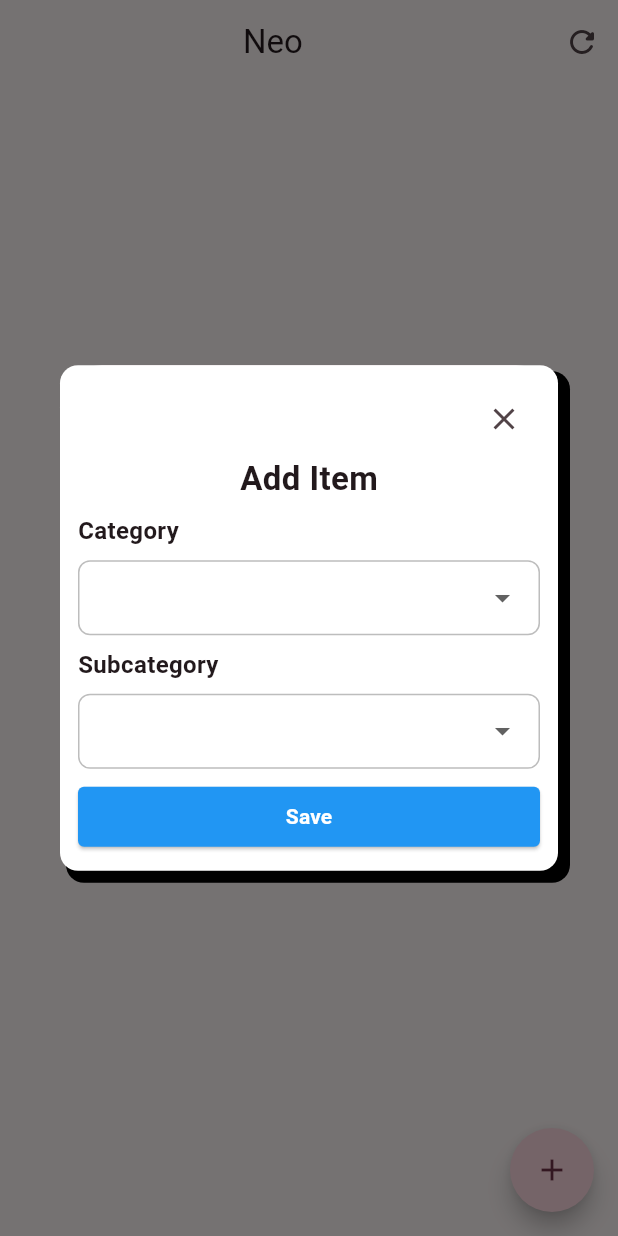
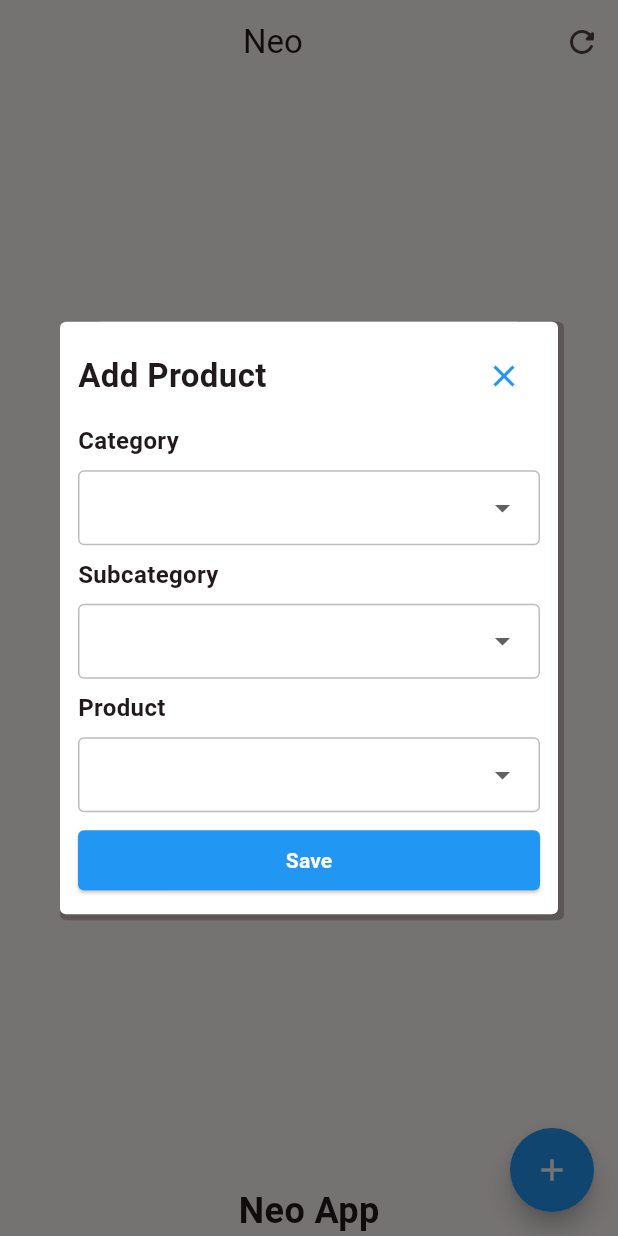
Before and after one commit to Vallejoanderson/neo-app, a Flutter app: the screen it shows after launch, after a tap on the "add" icon, on a phone screen of 412 x 824 dp. Run offline on Flutter 3.47's test engine with Material 3 defaults, Android fonts, the phone set to English and light mode, and no system bars.

Commit message:
feat: trigger fill products action

```diff
--- a/lib/features/dashboard/presentation/screens/dashboard_screen.dart
+++ b/lib/features/dashboard/presentation/screens/dashboard_screen.dart
@@ -2,9 +2,19 @@
 import 'package:flutter/material.dart';
 import 'package:neo/features/dashboard/shared/widgets/custom_button.dart';
 import 'package:neo/features/dashboard/shared/widgets/add_product.dart';
+import 'package:neo/features/dashboard/shared/widgets/product_list.dart';
+import 'package:neo/features/dashboard/domain/product.dart';
 
-class DashboardScreen extends StatelessWidget {
+class DashboardScreen extends StatefulWidget {
   const DashboardScreen({super.key});
+
+  @override
+  State<DashboardScreen> createState() => _DashboardScreenState();
+}
+
+class _DashboardScreenState extends State<DashboardScreen> {
+
+  final List<Product> _products = [];
 
   @override
   Widget build(BuildContext context) {
@@ -23,11 +33,12 @@ class DashboardScreen extends StatelessWidget {
           )
         ]
       ),
-      body: const Center(
+      body: Center(
         child: Column(
           mainAxisAlignment: MainAxisAlignment.center,
           children: [
-            Text(
+            Expanded(child: ProductList(products: _products)),
+            const Text(
               'Neo App',
               style: TextStyle(
                 fontSize: 24,
@@ -44,7 +55,11 @@ class DashboardScreen extends StatelessWidget {
             onPressed: () => showDialog(
               context: context,
               builder: (BuildContext context) {
-                return AddProduct();
+                return AddProduct( onSave: (Product product) {
+                  setState(() {
+                    _products.add(product);
+                  });
+                });
               },
             ),
           ),
--- a/lib/features/dashboard/shared/widgets/add_product.dart
+++ b/lib/features/dashboard/shared/widgets/add_product.dart
@@ -1,15 +1,43 @@
 import 'package:flutter/material.dart';
+import 'package:neo/features/dashboard/domain/product.dart';
 
 class AddProduct extends StatefulWidget {
+  final void Function(Product) onSave;
+
+  const AddProduct({required this.onSave, super.key});
+
   @override
   _AddProductState createState() => _AddProductState();
 }
 
 class _AddProductState extends State<AddProduct> {
+
   final _formKey = GlobalKey<FormState>();
-  final List<String> _categories = ['Food', 'Clothes', 'Other'];
-  String? _category;
-  String? _newCategory;
+  final List<Map<String, dynamic>> _categories = [
+    {'id': 1, 'name': 'CFood'},
+    {'id': 2, 'name': 'CClothes'},
+    {'id': 3, 'name': 'COther'},
+  ];
+
+  final List<Map<String, dynamic>> _subcategories = [
+    {'id': 4, 'name': 'SFood'},
+    {'id': 5, 'name': 'SClothes'},
+    {'id': 6, 'name': 'SOther'},
+  ];
+
+  final List<Map<String, dynamic>> _products = [
+    {'id': 7, 'name': 'PFood'},
+    {'id': 8, 'name': 'PClothes'},
+    {'id': 9, 'name': 'POther'},
+  ];
+
+  int? _category;
+  int? _subcategory;
+  Map<String, dynamic>? _product;
+
+  void onSave(Product product) {
+    widget.onSave(product);
+  }
 
   @override
   Widget build(BuildContext context) {
@@ -18,11 +46,11 @@ class _AddProductState extends State<AddProduct> {
         child: Container(
           decoration: BoxDecoration(
             color: Colors.white,
-            borderRadius: BorderRadius.circular(12),
+            borderRadius: BorderRadius.circular(4),
             boxShadow: const [
               BoxShadow(
-                color: Colors.black,
-                offset: Offset(6, 6),
+                color: Color.fromARGB(255, 93, 86, 86),
+                offset: Offset(2, 2),
                 spreadRadius: 2,
                 blurStyle: BlurStyle.solid,
               ),
@@ -35,15 +63,21 @@ class _AddProductState extends State<AddProduct> {
               crossAxisAlignment: CrossAxisAlignment.start,
               mainAxisSize: MainAxisSize.min,
               children: [
-                const Align(
-                  alignment: Alignment.topRight,
-                  child: CloseButton(),
-                ),
-                const Center(
-                  child: Text(
-                    "Add Item",
-                    style: TextStyle(fontSize: 22, fontWeight: FontWeight.w600),
-                  ),
+                const Row(
+                  mainAxisAlignment: MainAxisAlignment.spaceBetween,
+                  crossAxisAlignment: CrossAxisAlignment.center,
+                  children: [
+                    Center(
+                      child: Text(
+                        "Add Product",
+                        style: TextStyle(fontSize: 22, fontWeight: FontWeight.w600),
+                      ),
+                    ),
+                    Align(
+                      alignment: Alignment.topRight,
+                      child: CloseButton( color: Colors.blue ),
+                    ),
+                  ]
                 ),
                 const SizedBox(height: 8),
                 const Text(
@@ -57,19 +91,19 @@ class _AddProductState extends State<AddProduct> {
                   margin: const EdgeInsets.only(top: 8),
                   padding: const EdgeInsets.symmetric(horizontal: 12),
                   decoration: BoxDecoration(
-                    borderRadius: BorderRadius.circular(8),
+                    borderRadius: BorderRadius.circular(4),
                     border: Border.all(color: Colors.grey[400]!),
                   ),
-                  child: DropdownButtonFormField<String>(
+                  child: DropdownButtonFormField<int>(
                     value: _category,
                     decoration: const InputDecoration(
                       border: InputBorder.none,
                     ),
                     isExpanded: true,
-                    items: _categories.map((String category) {
-                      return DropdownMenuItem<String>(
-                        value: category,
-                        child: Text(category),
+                    items: _categories.map((Map<String, dynamic> category) {
+                      return DropdownMenuItem<int>(
+                        value: category['id'],
+                        child: Text(category['name']),
                       );
                     }).toList(),
                     onChanged: (value) {
@@ -93,28 +127,64 @@ class _AddProductState extends State<AddProduct> {
                   margin: const EdgeInsets.only(top: 8),
                   padding: const EdgeInsets.symmetric(horizontal: 12),
                   decoration: BoxDecoration(
-                    borderRadius: BorderRadius.circular(8),
+                    borderRadius: BorderRadius.circular(4),
                     border: Border.all(color: Colors.grey[400]!),
                   ),
-                  child: DropdownButtonFormField<String>(
-                    value: _category,
+                  child: DropdownButtonFormField<int>(
+                    value: _subcategory,
                     decoration: const InputDecoration(
                       border: InputBorder.none,
                     ),
                     isExpanded: true,
-                    items: _categories.map((String category) {
-                      return DropdownMenuItem<String>(
-                        value: category,
-                        child: Text(category),
+                    items: _subcategories.map((Map<String, dynamic> subcategory) {
+                      return DropdownMenuItem<int>(
+                        value: subcategory['id'],
+                        child: Text(subcategory['name']),
                       );
                     }).toList(),
                     onChanged: (value) {
                       setState(() {
-                        _category = value;
+                        _subcategory = value;
                       });
                     },
                     validator: (value) =>
-                        value == null ? 'Please select a category' : null,
+                        value == null ? 'Please select a subcategory' : null,
+                  ),
+                ),
+                const SizedBox(height: 8),
+                const Text(
+                  "Product",
+                  style: TextStyle(
+                    fontSize: 16,
+                    fontWeight: FontWeight.w600,
+                  ),
+                ),
+                Container(
+                  margin: const EdgeInsets.only(top: 8),
+                  padding: const EdgeInsets.symmetric(horizontal: 12),
+                  decoration: BoxDecoration(
+                    borderRadius: BorderRadius.circular(4),
+                    border: Border.all(color: Colors.grey[400]!),
+                  ),
+                  child: DropdownButtonFormField<Map<String, dynamic>>(
+                    value: _product,
+                    decoration: const InputDecoration(
+                      border: InputBorder.none,
+                    ),
+                    isExpanded: true,
+                    items: _products.map((Map<String, dynamic> product) {
+                      return DropdownMenuItem<Map<String, dynamic>>(
+                        value: product,
+                        child: Text(product['name']),
+                      );
+                    }).toList(),
+                    onChanged: (value) {
+                      setState(() {
+                        _product = value;
+                      });
+                    },
+                    validator: (value) =>
+                        value == null ? 'Please select a product' : null,
                   ),
                 ),
                 const SizedBox(height: 8),
@@ -122,15 +192,15 @@ class _AddProductState extends State<AddProduct> {
                   width: double.infinity,
                   child: ElevatedButton(
                     onPressed: () {
-                      if (_formKey.currentState!.validate()) {
-                        if (_category == 'Other' &&
-                            _newCategory != null &&
-                            _newCategory!.isNotEmpty) {
-                          _categories.add(_newCategory!);
-                          _category = _newCategory;
-                        }
-                        Navigator.of(context).pop();
-                      }
+                      if (!_formKey.currentState!.validate()) return;
+                      onSave(Product(
+                        categoryId: _category!,
+                        subcategoryId: _subcategory!,
+                        id: _product!['id'],
+                        name: _product!['name'],
+                        price: 0.0,
+                      ));
+                      // Navigator.of(context).pop();
                     },
                     style: ButtonStyle(
                       backgroundColor: const WidgetStatePropertyAll(Colors.blue),
--- a/lib/features/dashboard/shared/widgets/custom_button.dart
+++ b/lib/features/dashboard/shared/widgets/custom_button.dart
@@ -16,9 +16,10 @@ class CustomButton extends StatelessWidget {
   @override
   Widget build(BuildContext context) {
     return FloatingActionButton(
+        backgroundColor: Colors.blue,
         shape: const StadiumBorder(),
         onPressed: onPressed,
-        child: const Icon( Icons.add )
+        child: const Icon( Icons.add, color: Colors.white),
     );
   }
 }
```
